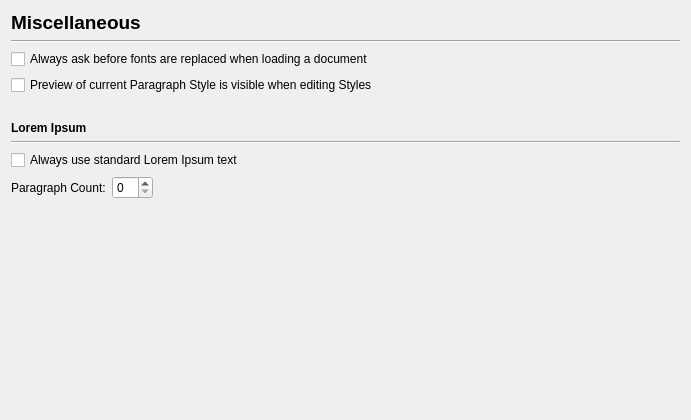
Old version of the form scribus/ui/prefs_miscellaneousbase.ui in the repository scribusproject/scribus.
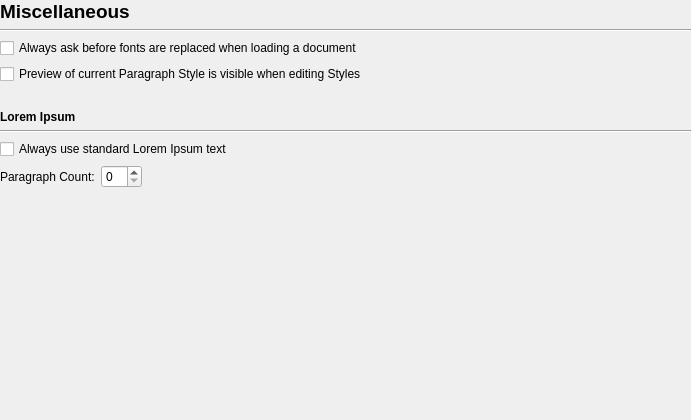
New version of the form.

The edit to the form file:
```diff
--- a/scribus/ui/prefs_miscellaneousbase.ui
+++ b/scribus/ui/prefs_miscellaneousbase.ui
@@ -14,6 +14,18 @@
    <string notr="true">Form</string>
   </property>
   <layout class="QVBoxLayout" name="verticalLayout_3">
+   <property name="leftMargin">
+    <number>0</number>
+   </property>
+   <property name="topMargin">
+    <number>0</number>
+   </property>
+   <property name="rightMargin">
+    <number>0</number>
+   </property>
+   <property name="bottomMargin">
+    <number>0</number>
+   </property>
    <item>
     <widget class="QLabel" name="titleLabel">
      <property name="font">
```
